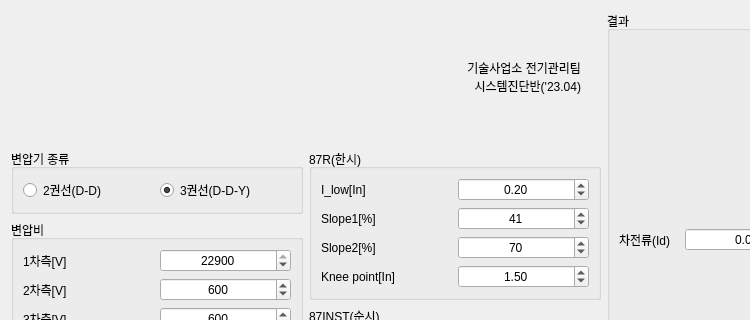
Above: form.ui from beom-yun/imhak-87t before the change; both pictures show x 0 to 750 and y 0 to 320 of the 1102 by 680 pixel window. Below: the same form after it.
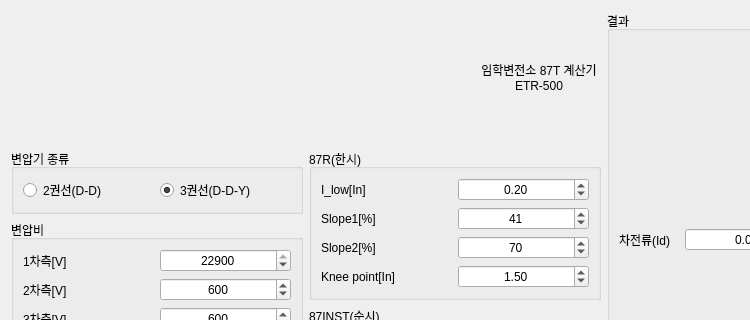
That is the form after the change.

Commit message: Explanation Dialog

What changed in the file:
```diff
--- a/form.ui
+++ b/form.ui
@@ -84,39 +84,29 @@
          </property>
          <property name="sizeHint" stdset="0">
           <size>
-           <width>40</width>
-           <height>20</height>
+           <width>0</width>
+           <height>0</height>
           </size>
          </property>
         </spacer>
        </item>
        <item>
-        <widget class="QLabel" name="label_37">
+        <widget class="QPushButton" name="btn_expl">
+         <property name="sizePolicy">
+          <sizepolicy hsizetype="Minimum" vsizetype="Preferred">
+           <horstretch>0</horstretch>
+           <verstretch>0</verstretch>
+          </sizepolicy>
+         </property>
          <property name="text">
-          <string>기술사업소 전기관리팀
-시스템진단반('23.04)</string>
+          <string>임학변전소 87T 계산기
+ETR-500</string>
          </property>
-         <property name="alignment">
-          <set>Qt::AlignRight|Qt::AlignTrailing|Qt::AlignVCenter</set>
+         <property name="flat">
+          <bool>true</bool>
          </property>
         </widget>
        </item>
-       <item>
-        <spacer name="horizontalSpacer_2">
-         <property name="orientation">
-          <enum>Qt::Horizontal</enum>
-         </property>
-         <property name="sizeType">
-          <enum>QSizePolicy::Minimum</enum>
-         </property>
-         <property name="sizeHint" stdset="0">
-          <size>
-           <width>20</width>
-           <height>20</height>
-          </size>
-         </property>
-        </spacer>
-       </item>
       </layout>
      </item>
      <item>
```
The commit also changes 6 other files.
